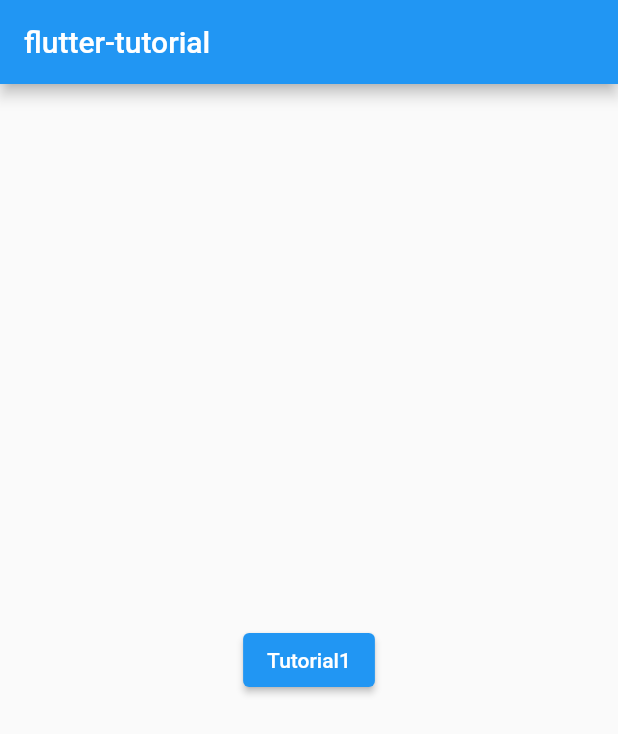
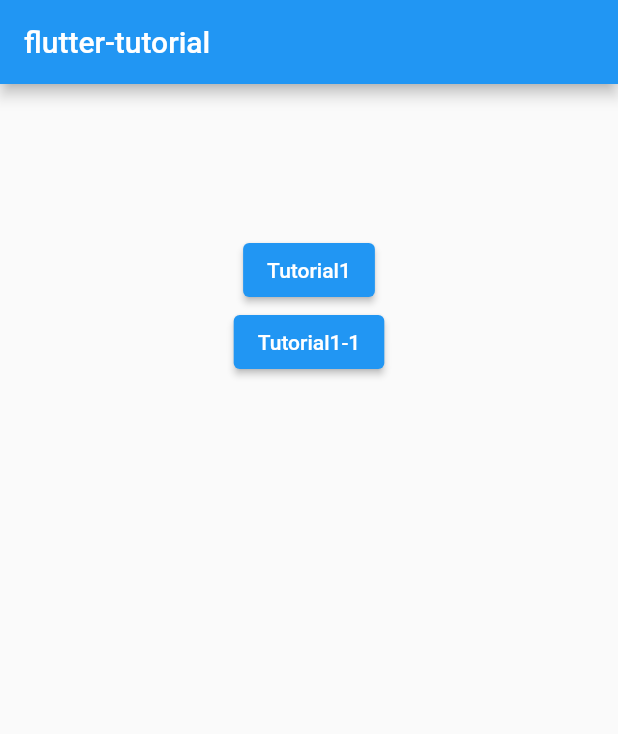
Before and after one commit to AnriNonaka/flutter-tutorial, a Flutter app: the screen it shows after launch, on a phone screen of 412 x 824 dp. Shown: the top 734 px of the screen. Run offline on Flutter 3.47's test engine with Material 2 defaults, Android fonts, the phone set to English and light mode, and no system bars.

Commit message:
Tutorial1-1実装

```diff
--- a/lib/main.dart
+++ b/lib/main.dart
@@ -1,5 +1,6 @@
 import 'package:flutter/material.dart';
-import 'building/building_layout_screen.dart';
+import 'animation_screen.dart';
+import 'building_layout_screen.dart';
 
 void main() => runApp(const MyApp());
 
@@ -24,8 +25,12 @@
       appBar: AppBar(
         title: const Text('flutter-tutorial'),
       ),
-      body: Center(
-        child: ElevatedButton(
+      body: Padding(
+        padding: const EdgeInsets.all(100.0),
+        child: Center(
+          child: Column(
+            children: [
+              ElevatedButton(
                 child: const Text('Tutorial1'),
                 onPressed: () {
                   Navigator.push(
@@ -36,6 +41,20 @@
                   );
                 },
               ),
+              ElevatedButton(
+                child: const Text('Tutorial1-1'),
+                onPressed: () {
+                  Navigator.push(
+                    context,
+                    MaterialPageRoute(
+                      builder: (context) => const LogoApp(),
+                    ),
+                  );
+                },
+              ),
+            ],
+          ),
+        ),
       ),
     );
   }
```
Also changed, not shown: lib/animation_screen.dart (added, +85 -0 lines), lib/building_layout_screen.dart (renamed from lib/building/building_layout_screen.dart). Lines whose indentation alone changed are shown as unchanged.
